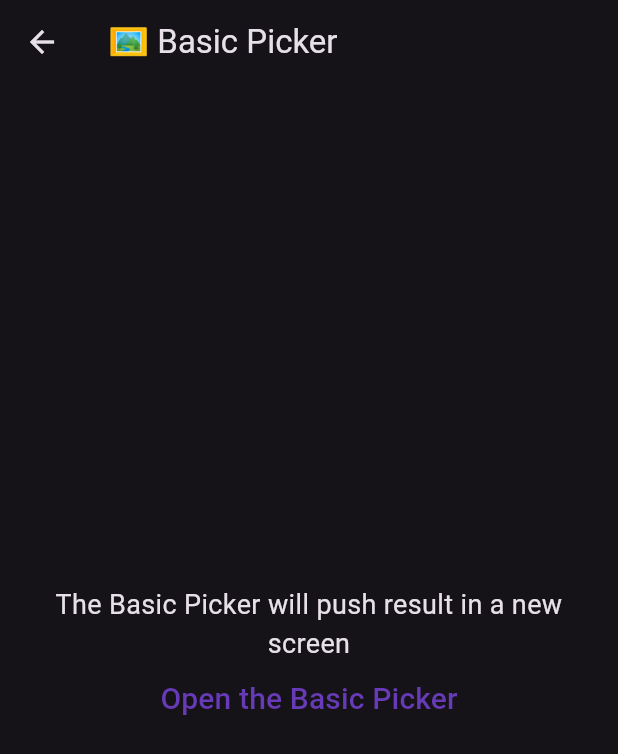
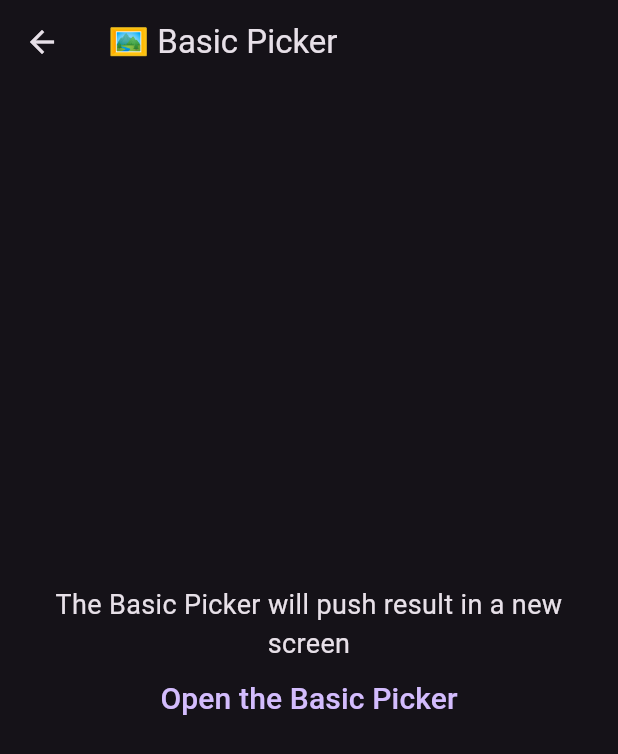
Before and after one commit to LeGoffMael/insta_assets_picker, a Flutter app: the screen it shows after launch, after a tap on "🖼️", on a phone screen of 412 x 824 dp. Shown: the top 754 px of the screen. Run offline on Flutter 3.47's test engine with Material 2 defaults, Android fonts, the phone set to English and light mode, and no system bars; our stand-ins replace camera, extended_image; missing offline and left inert: fraction, insta_assets_crop, wechat_assets_picker, wechat_camera_picker.

Commit message:
♻️ update example theme and files structure

```diff
--- a/example/lib/main.dart
+++ b/example/lib/main.dart
@@ -1,11 +1,13 @@
 import 'package:camera/camera.dart';
 import 'package:flutter/material.dart';
 import 'package:flutter_localizations/flutter_localizations.dart';
-import 'package:insta_assets_picker_demo/helpers.dart';
 import 'package:insta_assets_picker_demo/pages/basic_picker.dart';
 import 'package:insta_assets_picker_demo/pages/camera/camera_picker.dart';
 import 'package:insta_assets_picker_demo/pages/camera/wechat_camera_picker.dart';
 import 'package:insta_assets_picker_demo/pages/restorable_picker.dart';
+import 'package:insta_assets_picker_demo/widgets/insta_picker_interface.dart';
+
+const kDefaultColor = Colors.deepPurple;
 
 late List<CameraDescription> _cameras;
 
@@ -25,10 +27,8 @@ class MyApp extends StatelessWidget {
       // update to change the main theme of app + picker
       theme: ThemeData(
         useMaterial3: true,
-        // primaryColor: Colors.blueAccent,
         colorScheme: ColorScheme.fromSeed(
-          seedColor: Colors.deepPurple,
-          primary: Colors.deepPurple,
+          seedColor: kDefaultColor,
           brightness: Brightness.dark,
         ),
         cardTheme: const CardTheme(
--- a/example/lib/pages/basic_picker.dart
+++ b/example/lib/pages/basic_picker.dart
@@ -1,7 +1,7 @@
 import 'package:flutter/material.dart';
 import 'package:insta_assets_picker/insta_assets_picker.dart';
-import 'package:insta_assets_picker_demo/helpers.dart';
 import 'package:insta_assets_picker_demo/widgets/crop_result_view.dart';
+import 'package:insta_assets_picker_demo/widgets/insta_picker_interface.dart';
 
 class BasicPicker extends StatelessWidget with InstaPickerInterface {
   const BasicPicker({super.key});
--- a/example/lib/pages/camera/camera_picker.dart
+++ b/example/lib/pages/camera/camera_picker.dart
@@ -1,8 +1,8 @@
 import 'package:camera/camera.dart';
 import 'package:flutter/material.dart';
 import 'package:insta_assets_picker/insta_assets_picker.dart';
-import 'package:insta_assets_picker_demo/helpers.dart';
 import 'package:insta_assets_picker_demo/widgets/crop_result_view.dart';
+import 'package:insta_assets_picker_demo/widgets/insta_picker_interface.dart';
 import 'package:path/path.dart' as path;
 
 class CameraPicker extends StatefulWidget with InstaPickerInterface {
--- a/example/lib/pages/camera/wechat_camera_picker.dart
+++ b/example/lib/pages/camera/wechat_camera_picker.dart
@@ -1,7 +1,7 @@
 import 'package:flutter/material.dart';
 import 'package:insta_assets_picker/insta_assets_picker.dart';
-import 'package:insta_assets_picker_demo/helpers.dart';
 import 'package:insta_assets_picker_demo/widgets/crop_result_view.dart';
+import 'package:insta_assets_picker_demo/widgets/insta_picker_interface.dart';
 import 'package:wechat_camera_picker/wechat_camera_picker.dart';
 
 class WeChatCameraPicker extends StatelessWidget with InstaPickerInterface {
--- a/example/lib/pages/restorable_picker.dart
+++ b/example/lib/pages/restorable_picker.dart
@@ -1,7 +1,7 @@
 import 'package:flutter/material.dart';
 import 'package:insta_assets_picker/insta_assets_picker.dart';
-import 'package:insta_assets_picker_demo/helpers.dart';
 import 'package:insta_assets_picker_demo/widgets/crop_result_view.dart';
+import 'package:insta_assets_picker_demo/widgets/insta_picker_interface.dart';
 
 class RestorablePicker extends StatefulWidget with InstaPickerInterface {
   const RestorablePicker({super.key});
--- a/example/lib/helpers.dart
+++ b/example/lib/widgets/insta_picker_interface.dart
@@ -1,12 +1,24 @@
 import 'package:flutter/material.dart';
 import 'package:insta_assets_picker/insta_assets_picker.dart';
+import 'package:insta_assets_picker_demo/main.dart';
+
+class PickerDescription {
+  final String icon;
+  final String label;
+  final String? description;
+
+  const PickerDescription({
+    required this.icon,
+    required this.label,
+    this.description,
+  });
+}
 
 mixin InstaPickerInterface on Widget {
   PickerDescription get description;
 
   ThemeData getPickerTheme(BuildContext context) {
-    return InstaAssetPicker.themeData(Theme.of(context).colorScheme.primary)
-        .copyWith(
+    return InstaAssetPicker.themeData(kDefaultColor).copyWith(
       appBarTheme: const AppBarTheme(
           titleTextStyle: TextStyle(color: Colors.white, fontSize: 16)),
     );
@@ -63,15 +75,3 @@ mixin InstaPickerInterface on Widget {
         body: Padding(padding: const EdgeInsets.all(16), child: child),
       );
 }
-
-class PickerDescription {
-  final String icon;
-  final String label;
-  final String? description;
-
-  const PickerDescription({
-    required this.icon,
-    required this.label,
-    this.description,
-  });
-}
```
